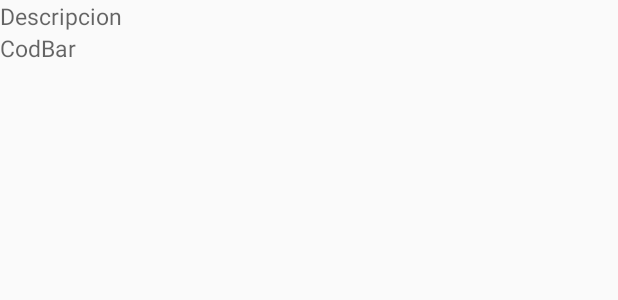
After one commit to ManuelTorresArg/ScanApp, an Android app: the layout internaldb_row.xml on its own in the app's theme, with its tools: preview values and no code run, on a phone screen of 412 x 824 dp. The commit adds this screen. Shown: the top 300 px of the screen. Run offline under Robolectric (Android 15) with nearby library versions, the phone set to English and light mode, and no system bars.

Commit message:
Internal BD

```diff
--- a/app/build.gradle
+++ b/app/build.gradle
@@ -35,8 +35,8 @@ android {
 
 dependencies {
 
-    implementation 'androidx.appcompat:appcompat:1.5.1'
-    implementation 'com.google.android.material:material:1.7.0'
+    implementation 'androidx.appcompat:appcompat:1.6.1'
+    implementation 'com.google.android.material:material:1.8.0'
     implementation 'androidx.constraintlayout:constraintlayout:2.1.4'
     testImplementation 'junit:junit:4.13.2'
     androidTestImplementation 'androidx.test.ext:junit:1.1.3'
--- /dev/null
+++ b/app/src/main/res/layout/internaldb_row.xml
@@ -0,0 +1,22 @@
+<?xml version="1.0" encoding="utf-8"?>
+<RelativeLayout xmlns:android="http://schemas.android.com/apk/res/android"
+    android:layout_width="fill_parent"
+    android:layout_height="wrap_content"
+    android:orientation="horizontal">
+
+    <TextView
+        android:id="@+id/description"
+        android:hint="Descripcion"
+        android:layout_width="wrap_content"
+        android:layout_height="wrap_content"
+        android:textSize="15sp"/>
+
+    <TextView
+        android:id="@+id/codbar"
+        android:hint="CodBar"
+        android:layout_width="wrap_content"
+        android:layout_height="wrap_content"
+        android:layout_below="@id/description"
+        android:textSize="15sp"/>
+
+</RelativeLayout>
--- a/app/src/main/res/layout/main_activity.xml
+++ b/app/src/main/res/layout/main_activity.xml
@@ -27,13 +27,10 @@
                     android:layout_height="400dp"
                     android:layout_below="@+id/edt_CodigoArticulo"
                     android:layout_marginTop="40dp">
-
                 </ListView>
 
+        </LinearLayout>
 
-
-
-        </LinearLayout>
     </androidx.core.widget.NestedScrollView>
 
             <com.google.android.material.bottomappbar.BottomAppBar
```
Also changed, not shown: app/src/main/java/com/example/scanapp/InternalBD.java (+61 -0 lines), app/src/main/java/com/example/scanapp/MainActivity.java (+10 -5 lines), app/src/main/res/layout/internalbd_activity.xml (+11 -18 lines).
